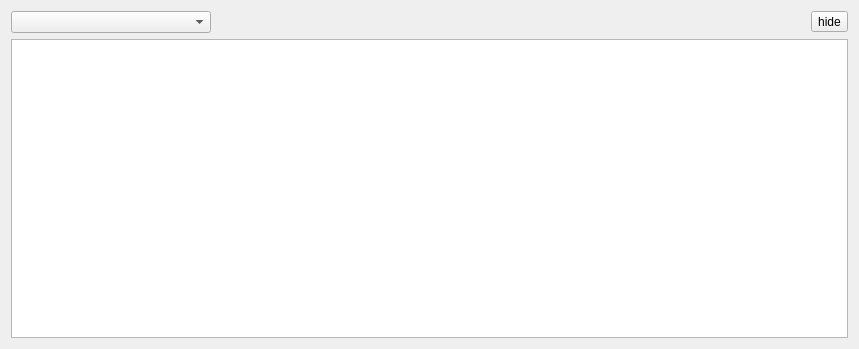
Qt form src/gui/modelsdialog.ui (ddarriba/modeltest) before a commit.
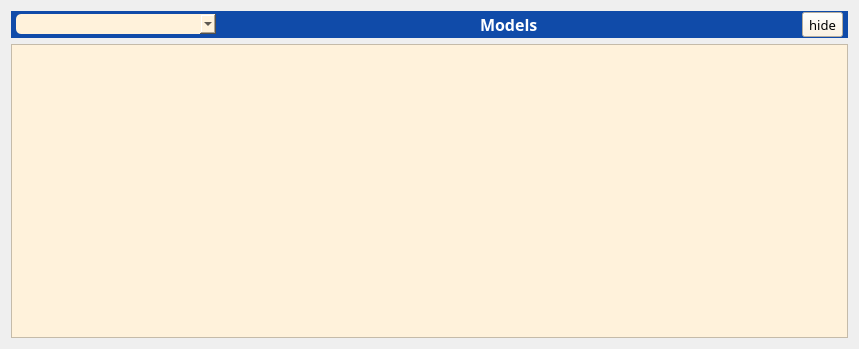
The same form after that commit. Icons and pictures are not drawn.

```diff
--- a/src/gui/modelsdialog.ui
+++ b/src/gui/modelsdialog.ui
@@ -13,9 +13,16 @@
   <property name="windowTitle">
    <string>Model parameters</string>
   </property>
+  <property name="styleSheet">
+   <string notr="true">background: qlineargradient(spread:pad, x1:0, y1:0, x2:0, y2:1, stop:0 #3c3b37, stop:0.55 #104BA9, stop:0.98 #000015, stop:1 #000015);
+QToolTip { color: #000s; border: none; }</string>
+  </property>
   <layout class="QVBoxLayout" name="verticalLayout">
    <item>
     <widget class="QFrame" name="frame_header">
+     <property name="styleSheet">
+      <string notr="true">background: #104BA9;</string>
+     </property>
      <property name="frameShape">
       <enum>QFrame::NoFrame</enum>
      </property>
@@ -27,16 +34,16 @@
        <number>5</number>
       </property>
       <property name="leftMargin">
-       <number>0</number>
+       <number>5</number>
       </property>
       <property name="topMargin">
-       <number>0</number>
+       <number>1</number>
       </property>
       <property name="rightMargin">
-       <number>0</number>
+       <number>5</number>
       </property>
       <property name="bottomMargin">
-       <number>0</number>
+       <number>1</number>
       </property>
       <item>
        <widget class="QComboBox" name="cmb_partition">
@@ -52,6 +59,46 @@
           <height>16777215</height>
          </size>
         </property>
+        <property name="font">
+         <font>
+          <family>Courier 10 Pitch</family>
+          <pointsize>10</pointsize>
+         </font>
+        </property>
+        <property name="styleSheet">
+         <string notr="true">border: 1px; background: #fff2db; border-radius:5px;</string>
+        </property>
+       </widget>
+      </item>
+      <item>
+       <spacer name="horizontalSpacer">
+        <property name="orientation">
+         <enum>Qt::Horizontal</enum>
+        </property>
+        <property name="sizeHint" stdset="0">
+         <size>
+          <width>40</width>
+          <height>20</height>
+         </size>
+        </property>
+       </spacer>
+      </item>
+      <item>
+       <widget class="QLabel" name="label">
+        <property name="font">
+         <font>
+          <family>Courier 10 Pitch</family>
+          <pointsize>12</pointsize>
+          <weight>75</weight>
+          <bold>true</bold>
+         </font>
+        </property>
+        <property name="styleSheet">
+         <string notr="true">color:#fff;</string>
+        </property>
+        <property name="text">
+         <string>Models</string>
+        </property>
        </widget>
       </item>
       <item>
@@ -69,6 +116,15 @@
       </item>
       <item>
        <widget class="QToolButton" name="toolButton">
+        <property name="font">
+         <font>
+          <family>Courier 10 Pitch</family>
+          <pointsize>10</pointsize>
+         </font>
+        </property>
+        <property name="styleSheet">
+         <string notr="true">background: #fff2db;</string>
+        </property>
         <property name="text">
          <string>hide</string>
         </property>
@@ -87,6 +143,9 @@
        <bold>false</bold>
       </font>
      </property>
+     <property name="styleSheet">
+      <string notr="true">background: #fff2db;</string>
+     </property>
      <property name="alternatingRowColors">
       <bool>true</bool>
      </property>
```
